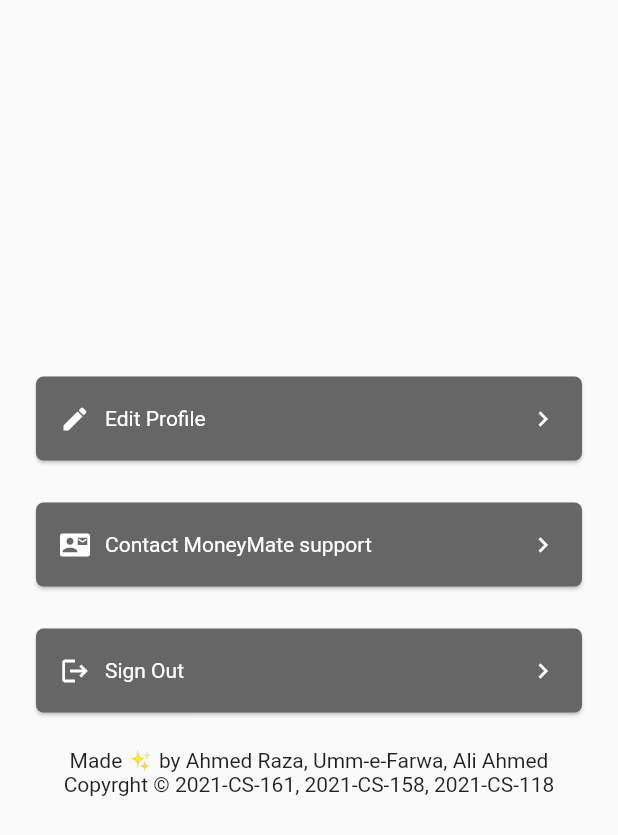
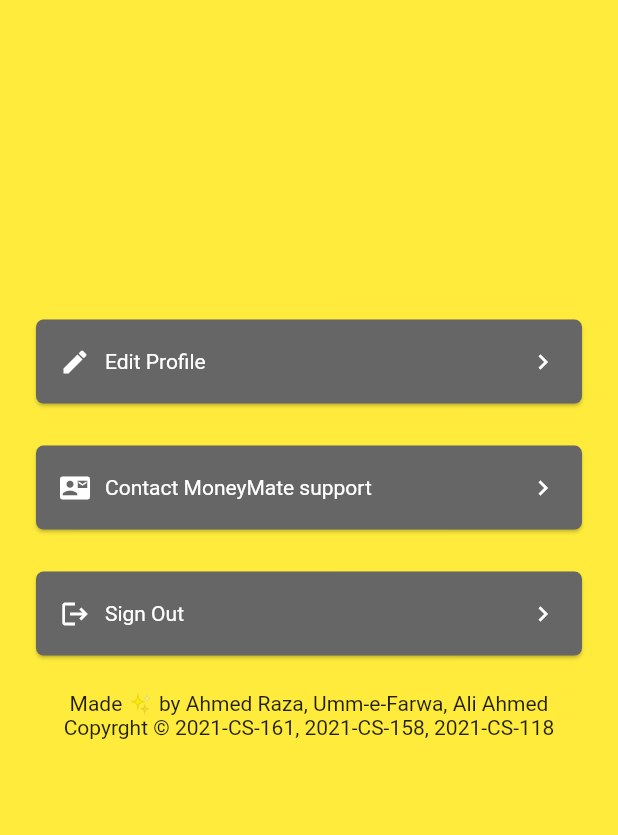
Before and after one commit to Muhammad-Yaqoob-4110/money_mate, a Flutter app: the AccountScreen screen opened directly with empty values, on a phone screen of 412 x 824 dp. Shown: the top 835 px of the screen. Run offline on Flutter 3.47's test engine with Material 2 defaults, Android fonts, the phone set to English and light mode, and no system bars.

Commit message:
updatae account screen

```diff
--- a/lib/pages/DashBoard/Account/account.dart
+++ b/lib/pages/DashBoard/Account/account.dart
@@ -3,6 +3,7 @@
 import 'package:money_mate/pages/DashBoard/Account/account_edit.dart';
 import 'package:money_mate/commonWidgets/card_widget.dart';
 import 'package:money_mate/commonFunctions/email_utils.dart';
+import 'package:money_mate/commonWidgets/profile_info.dart';
 
 class AccountScreen extends StatefulWidget {
   final dynamic data;
@@ -27,17 +28,31 @@
           margin: EdgeInsets.all(20),
           child: Column(
             children: [
-              const SizedBox(height: 20),
-              Text(
-                '${data["fullName"]}',
-                style: const TextStyle(fontSize: 20, color: Colors.black),
+              Column(
+                children: [
+                  ProfileInfo(
+                    text: '${data["fullName"]}',
+                    fontSize: 24,
+                    textColor: appColor,
+                    fontWeight: FontWeight.bold,
+                  ),
+                  const SizedBox(height: 10),
+                  ProfileInfo(
+                    text: '${data["email"]}',
+                    fontSize: 16,
+                    textColor: appColor,
+                    fontWeight: FontWeight.bold,
+                  ),
+                  const SizedBox(height: 10),
+                  ProfileInfo(
+                    text: '${data["phoneNo"]}',
+                    fontSize: 16,
+                    textColor: appColor,
+                    fontWeight: FontWeight.bold,
+                  ),
+                ],
               ),
-              const SizedBox(height: 10),
-              Text(
-                '${data["email"]}',
-                style: const TextStyle(fontSize: 12, color: Colors.black),
-              ),
-              const SizedBox(height: 160),
+              const SizedBox(height: 100),
               CustomOptionCard(
                 text: "Edit Profile",
                 icon: Icons.edit,
@@ -89,6 +104,7 @@
           ),
         ),
       ),
+      backgroundColor: Colors.yellow,
     );
   }
 }
```
Also changed, not shown: lib/commonWidgets/profile_info.dart (added, +32 -0 lines).
